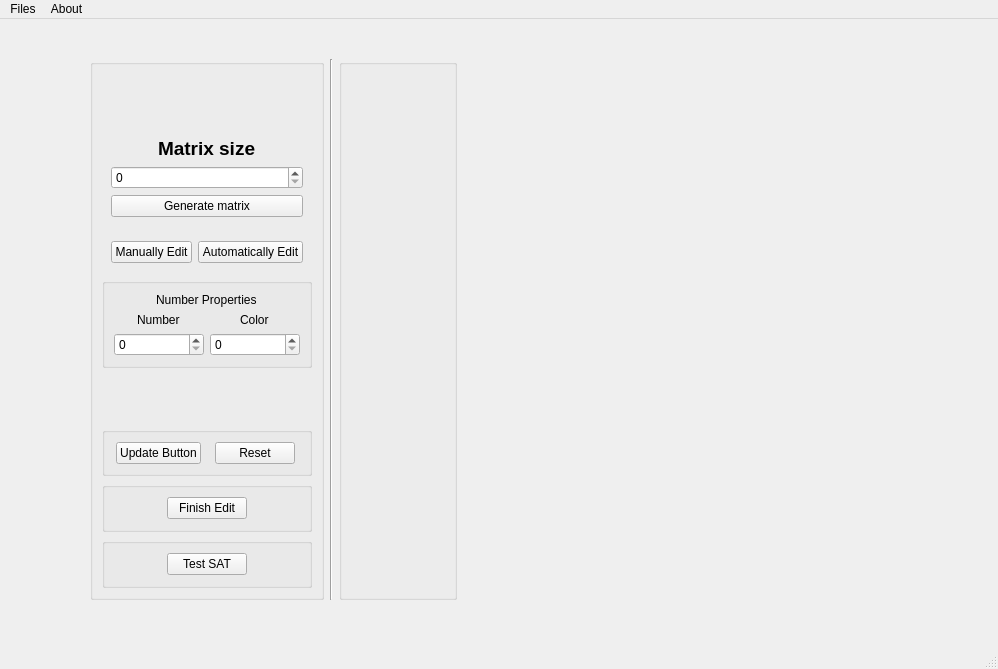
Old version of the form numberLink.ui in the repository dangkh/NumberLink_SAT.
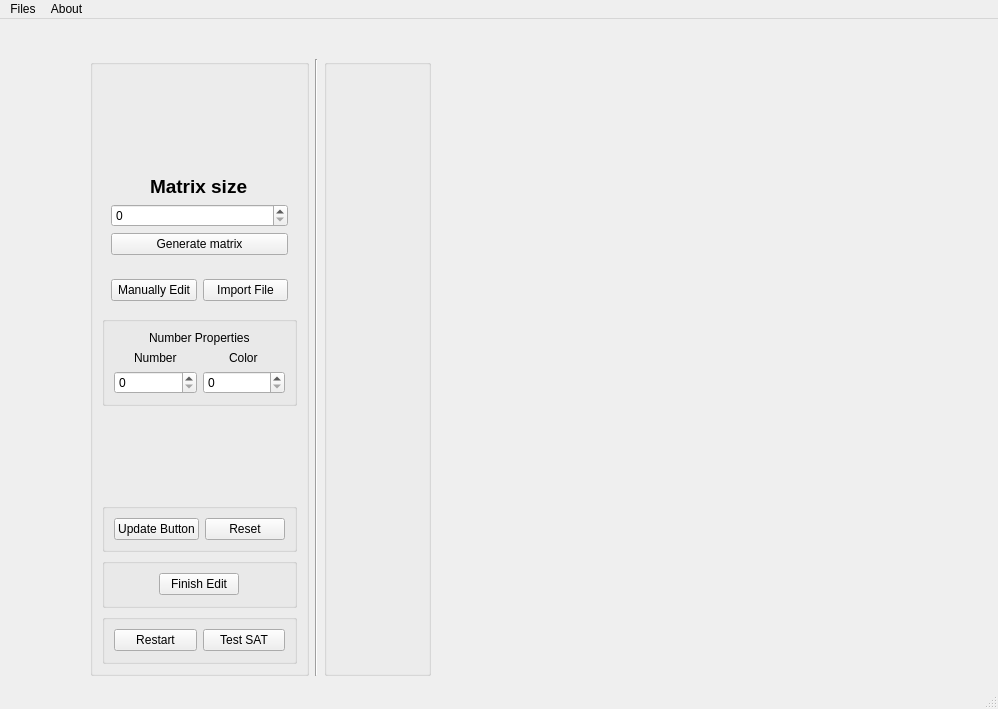
New version of the form.

```diff
--- a/numberLink.ui
+++ b/numberLink.ui
@@ -7,7 +7,7 @@
     <x>0</x>
     <y>0</y>
     <width>998</width>
-    <height>669</height>
+    <height>709</height>
    </rect>
   </property>
   <property name="windowTitle">
@@ -19,8 +19,8 @@
      <rect>
       <x>90</x>
       <y>40</y>
-      <width>367</width>
-      <height>541</height>
+      <width>341</width>
+      <height>617</height>
      </rect>
     </property>
     <layout class="QHBoxLayout" name="horizontalLayout">
@@ -92,7 +92,7 @@
            <item>
             <widget class="QPushButton" name="auEditBtn">
              <property name="text">
-              <string>Automatically Edit</string>
+              <string>Import File</string>
              </property>
             </widget>
            </item>
@@ -221,8 +221,15 @@
           <property name="title">
            <string/>
           </property>
-          <layout class="QVBoxLayout" name="verticalLayout_5">
-           <item alignment="Qt::AlignHCenter">
+          <layout class="QHBoxLayout" name="horizontalLayout_4">
+           <item>
+            <widget class="QPushButton" name="restartBtn">
+             <property name="text">
+              <string>Restart</string>
+             </property>
+            </widget>
+           </item>
+           <item>
             <widget class="QPushButton" name="SatBtn">
              <property name="text">
               <string>Test SAT</string>
```
